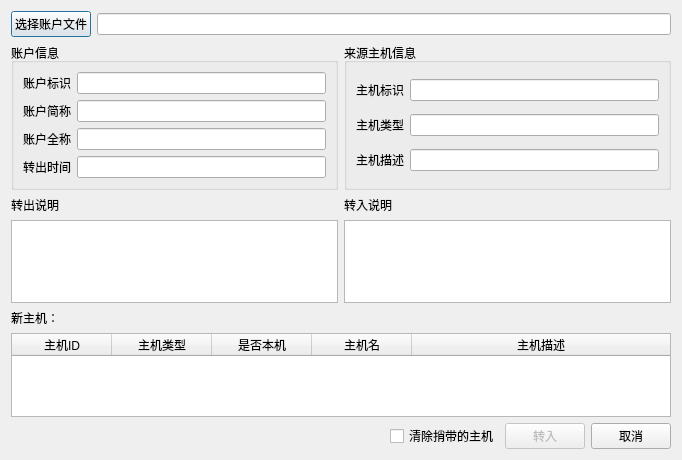
Before: the Qt Designer form forms/transferindialog.ui in wangkungit5905/PzAssistant, drawn with Qt 5.
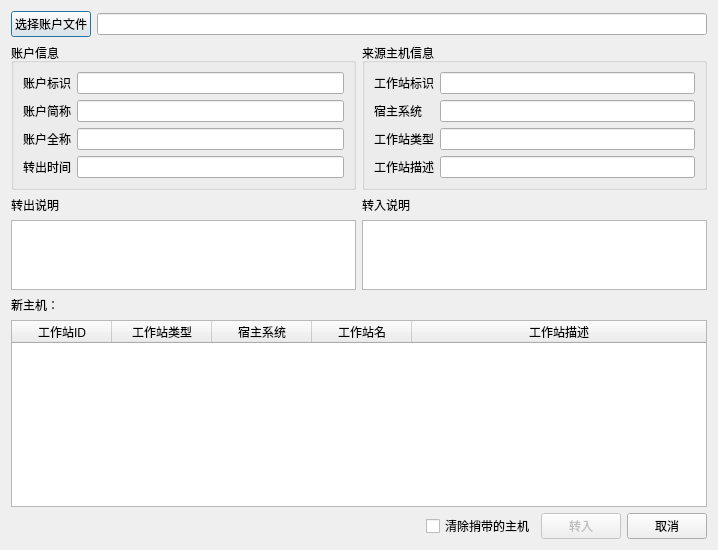
After: the same form once the commit is applied.

```diff
--- a/forms/transferindialog.ui
+++ b/forms/transferindialog.ui
@@ -6,14 +6,14 @@
    <rect>
     <x>0</x>
     <y>0</y>
-    <width>682</width>
-    <height>460</height>
+    <width>718</width>
+    <height>550</height>
    </rect>
   </property>
   <property name="windowTitle">
    <string>Dialog</string>
   </property>
-  <layout class="QVBoxLayout" name="verticalLayout_4">
+  <layout class="QVBoxLayout" name="verticalLayout_4" stretch="1,3,2,5,1">
    <item>
     <layout class="QHBoxLayout" name="horizontalLayout_3">
      <item>
@@ -110,10 +110,17 @@
         <string>来源主机信息</string>
        </property>
        <layout class="QGridLayout" name="gridLayout">
-        <item row="0" column="0">
-         <widget class="QLabel" name="label_2">
+        <item row="3" column="1">
+         <widget class="QLineEdit" name="edtMDesc">
+          <property name="readOnly">
+           <bool>true</bool>
+          </property>
+         </widget>
+        </item>
+        <item row="3" column="0">
+         <widget class="QLabel" name="label_3">
           <property name="text">
-           <string>主机标识</string>
+           <string>工作站描述</string>
           </property>
          </widget>
         </item>
@@ -124,34 +131,37 @@
           </property>
          </widget>
         </item>
-        <item row="1" column="0">
+        <item row="2" column="0">
          <widget class="QLabel" name="label_4">
           <property name="text">
-           <string>主机类型</string>
+           <string>工作站类型</string>
           </property>
          </widget>
         </item>
-        <item row="1" column="1">
+        <item row="2" column="1">
          <widget class="QLineEdit" name="edtMType">
           <property name="readOnly">
            <bool>true</bool>
           </property>
          </widget>
         </item>
-        <item row="2" column="0">
-         <widget class="QLabel" name="label_3">
+        <item row="0" column="0">
+         <widget class="QLabel" name="label_2">
           <property name="text">
-           <string>主机描述</string>
+           <string>工作站标识</string>
           </property>
          </widget>
         </item>
-        <item row="2" column="1">
-         <widget class="QLineEdit" name="edtMDesc">
-          <property name="readOnly">
-           <bool>true</bool>
+        <item row="1" column="0">
+         <widget class="QLabel" name="label_11">
+          <property name="text">
+           <string>宿主系统</string>
           </property>
          </widget>
         </item>
+        <item row="1" column="1">
+         <widget class="QLineEdit" name="edtOsType"/>
+        </item>
        </layout>
       </widget>
      </item>
@@ -215,27 +225,27 @@
        </attribute>
        <column>
         <property name="text">
-         <string>主机ID</string>
+         <string>工作站ID</string>
         </property>
        </column>
        <column>
         <property name="text">
-         <string>主机类型</string>
+         <string>工作站类型</string>
         </property>
        </column>
        <column>
         <property name="text">
-         <string>是否本机</string>
+         <string>宿主系统</string>
         </property>
        </column>
        <column>
         <property name="text">
-         <string>主机名</string>
+         <string>工作站名</string>
         </property>
        </column>
        <column>
         <property name="text">
-         <string>主机描述</string>
+         <string>工作站描述</string>
         </property>
        </column>
       </widget>
```
Left out of the diff: 2 changed lines with no effect on the pictures.
